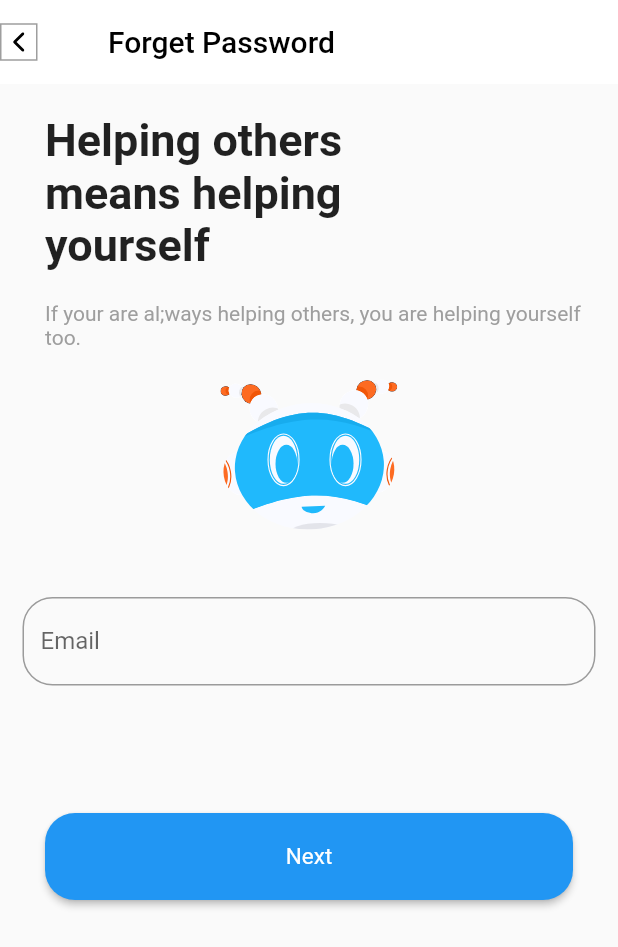
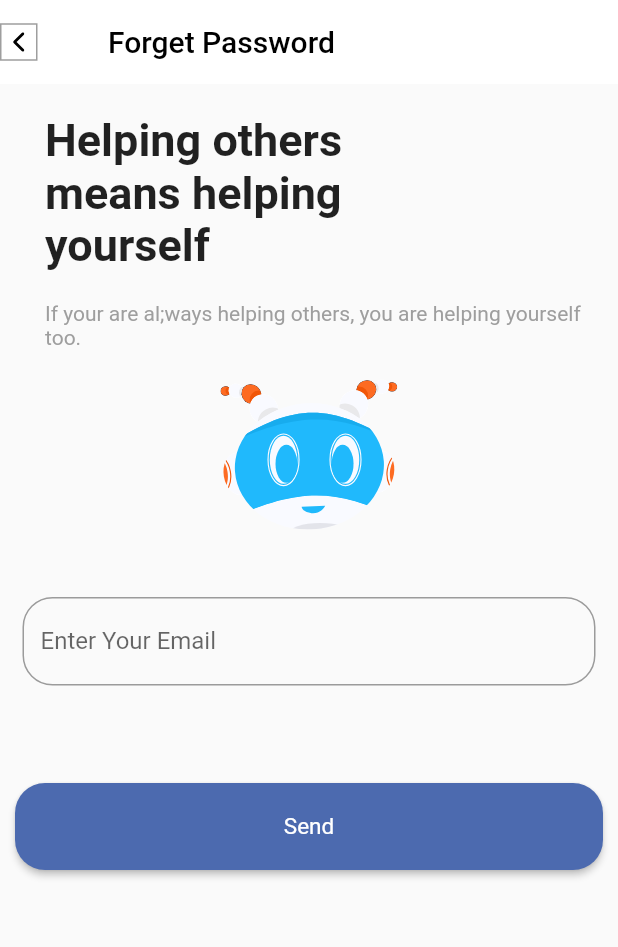
Before and after one commit to atin860/atin_todo, a Flutter app: the ForgetPassword screen opened directly, on a phone screen of 412 x 824 dp. Shown: the top 947 px of the screen. Run offline on Flutter 3.47's test engine with Material 2 defaults, Android fonts, the phone set to English and light mode, and no system bars; our stand-ins replace firebase_auth, firebase_core, flutter_svg, get; accounts and stored records are empty.

Commit message:
logout and forget setup

```diff
--- /dev/null
+++ b/lib/controller/binding.dart
@@ -0,0 +1,11 @@
+import 'package:atin_todo/controller/controller.dart';
+import 'package:get/get.dart';
+
+class AllBinding extends Bindings {
+  @override
+  void dependencies() {
+    Get.put(MainController());
+  }
+}
+
+class put {}
--- a/lib/screens/forget_password/forget_password.dart
+++ b/lib/screens/forget_password/forget_password.dart
@@ -1,6 +1,10 @@
+import 'package:atin_todo/controller/controller.dart';
+import 'package:atin_todo/widget/app_button.dart';
 import 'package:atin_todo/widget/appbar.dart';
+import 'package:atin_todo/widget/textfield.dart';
 import 'package:flutter/material.dart';
 import 'package:flutter_svg/flutter_svg.dart';
+import 'package:get/get.dart';
 
 class ForgetPassword extends StatefulWidget {
   const ForgetPassword({super.key});
@@ -10,6 +14,8 @@ class ForgetPassword extends StatefulWidget {
 }
 
 class _ForgetPasswordState extends State<ForgetPassword> {
+  MainController controller = Get.find();
+  TextEditingController email = TextEditingController();
   @override
   Widget build(BuildContext context) {
     return Scaffold(
@@ -49,38 +55,19 @@ class _ForgetPasswordState extends State<ForgetPassword> {
           SizedBox(
             height: 30,
           ),
-          Container(
-            margin: EdgeInsets.all(15),
-            child: TextField(
-                decoration: InputDecoration(
-              border: OutlineInputBorder(
-                borderRadius: BorderRadius.circular(20),
-              ),
-              labelText: 'Email',
-              hintText: 'Enter your email',
-            )),
+          AppTextfield(
+            controller: email,
+            hintText: "Email",
+            labelText: 'Enter Your Email',
           ),
           SizedBox(
             height: 40,
           ),
-          Container(
-            margin: EdgeInsets.all(30),
-            child: ElevatedButton(
-              onPressed: () {},
-              child: const Text('Next'),
-              style: ElevatedButton.styleFrom(
-                primary: Colors.blue,
-                padding:
-                    const EdgeInsets.symmetric(horizontal: 20, vertical: 20),
-                textStyle: const TextStyle(
-                  fontSize: 15,
-                ),
-                shape: RoundedRectangleBorder(
-                  borderRadius: BorderRadius.circular(20),
-                ),
-              ),
-            ),
-          ),
+          AppButton(
+              text: 'Send',
+              onPressed: () {
+                controller.forgetPassword(email.text);
+              }),
           SizedBox(
             height: 10,
           ),
--- /dev/null
+++ b/lib/widget/app_button.dart
@@ -0,0 +1,37 @@
+import 'package:flutter/material.dart';
+
+class AppButton extends StatelessWidget {
+  const AppButton(
+      {super.key,
+      required this.text,
+      this.backgroundColor,
+      required this.onPressed});
+  final String text;
+  final Color? backgroundColor;
+  final void Function() onPressed;
+
+  @override
+  Widget build(BuildContext context) {
+    return Container(
+      margin: EdgeInsets.all(10),
+      child: ElevatedButton(
+        child: Text(
+          text,
+          style: TextStyle(color: const Color.fromARGB(255, 255, 255, 255)),
+        ),
+        style: ElevatedButton.styleFrom(
+          backgroundColor:
+              backgroundColor ?? const Color.fromARGB(255, 76, 106, 175),
+          padding: const EdgeInsets.symmetric(horizontal: 20, vertical: 20),
+          textStyle: const TextStyle(
+            fontSize: 15,
+          ),
+          shape: RoundedRectangleBorder(
+            borderRadius: BorderRadius.circular(20),
+          ),
+        ),
+        onPressed: onPressed,
+      ),
+    );
+  }
+}
--- a/lib/widget/appbar.dart
+++ b/lib/widget/appbar.dart
@@ -1,10 +1,12 @@
 import 'package:flutter/material.dart';
 import 'package:flutter_svg/flutter_svg.dart';
+import 'package:get/get.dart';
 
 class MyAppBar extends StatefulWidget implements PreferredSizeWidget {
-  const MyAppBar({super.key, this.title, this.actions});
+  const MyAppBar({super.key, this.title, this.actions, this.isBackButton});
   final String? title;
   final List<Widget>? actions;
+  final bool? isBackButton;
 
   @override
   Size get preferredSize => Size.fromHeight(56.0);
@@ -16,7 +18,7 @@ class _MyAppBarState extends State<MyAppBar> {
   Widget build(BuildContext context) {
     return AppBar(
         title: widget.title != null
-            ? Text(widget.title!, style: TextStyle(color: Colors.black))
+            ? Text(widget.title ?? "", style: TextStyle(color: Colors.black))
             : null,
         backgroundColor: Colors.white,
         shadowColor: Colors.transparent,
@@ -24,7 +26,10 @@ class _MyAppBarState extends State<MyAppBar> {
         leading: Center(
           child: Row(
             children: [
-              Container(
+              if (widget.isBackButton == null)
+                GestureDetector(
+                  onTap: () => Get.back(),
+                  child: Container(
                     height: 25,
                     width: 25,
                     padding: const EdgeInsets.all(5),
@@ -39,6 +44,7 @@ class _MyAppBarState extends State<MyAppBar> {
                       // height: 10,
                     ),
                   ),
+                ),
             ],
           ),
         ));
--- /dev/null
+++ b/lib/widget/textfield.dart
@@ -0,0 +1,36 @@
+import 'package:flutter/material.dart';
+
+class AppTextfield extends StatefulWidget {
+  const AppTextfield({
+    super.key,
+    this.labelText,
+    this.controller,
+    this.hintText,
+    this.borderRadius,
+  });
+  final String? labelText;
+  final String? hintText;
+  final BorderRadius? borderRadius;
+  final TextEditingController? controller;
+
+  @override
+  State<AppTextfield> createState() => _AppTextfieldState();
+}
+
+class _AppTextfieldState extends State<AppTextfield> {
+  @override
+  Widget build(BuildContext context) {
+    return Container(
+      margin: EdgeInsets.all(15),
+      child: TextField(
+          controller: widget.controller,
+          decoration: InputDecoration(
+            border: OutlineInputBorder(
+              borderRadius: widget.borderRadius ?? BorderRadius.circular(20),
+            ),
+            labelText: widget.labelText,
+            hintText: widget.hintText,
+          )),
+    );
+  }
+}
--- a/pubspec.yaml
+++ b/pubspec.yaml
@@ -37,6 +37,8 @@ dependencies:
   cupertino_icons: ^1.0.2
   get: ^4.6.5
   flutter_svg: ^2.0.9
+  firebase_core: ^2.21.0
+  firebase_auth: ^4.12.1
 
 dev_dependencies:
   flutter_test:
```
Also changed, not shown: lib/controller/controller.dart (added, +67 -0 lines), lib/main.dart (+9 -2 lines), lib/screens/home_screen/home.dart (added, +123 -0 lines), lib/screens/login_or_signup/loginorSignup.dart (+19 -39 lines), lib/screens/login_screen/login.dart (+31 -46 lines), lib/screens/setting_screen/settings.dart (added, +41 -0 lines), lib/screens/sign_up/signUp.dart (+35 -52 lines), lib/firebase_options.dart (added), pubspec.lock, 5 other files. Lines whose indentation alone changed are shown as unchanged.
